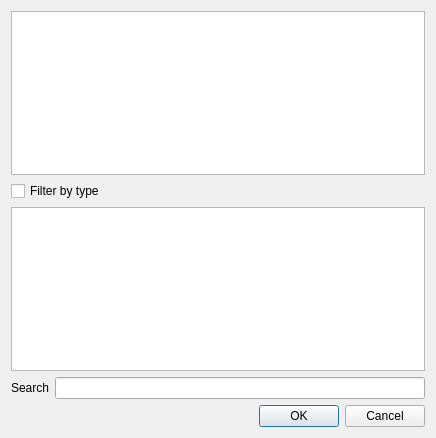
The window that src/Gui/DlgPropertyLink.ui (berndhahnebach/All_FreeCAD) describes before a commit, drawn with Qt 5.
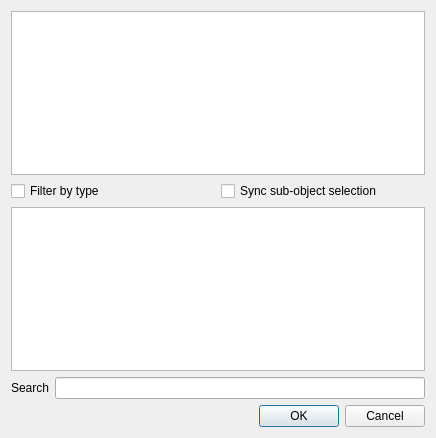
The same window after the commit. Custom widgets are drawn as their Qt base class.

Commit message:
Gui: add more options to DlgPropertyLink
Support user editable sub-element column.
(Dis)allow sync sub-object 3D view selection.

The edit to the form file:
```diff
--- a/src/Gui/DlgPropertyLink.ui
+++ b/src/Gui/DlgPropertyLink.ui
@@ -85,11 +85,25 @@
     </widget>
    </item>
    <item row="1" column="0">
-    <widget class="QCheckBox" name="checkObjectType">
-     <property name="text">
-      <string>Filter by type</string>
-     </property>
-    </widget>
+    <layout class="QHBoxLayout" name="horizontalLayout_2">
+     <item>
+      <widget class="QCheckBox" name="checkObjectType">
+       <property name="text">
+        <string>Filter by type</string>
+       </property>
+      </widget>
+     </item>
+     <item>
+      <widget class="QCheckBox" name="checkSubObject">
+       <property name="toolTip">
+        <string>If enabled, then 3D view selection will be syncrhonize with full object hierarchy.</string>
+       </property>
+       <property name="text">
+        <string>Sync sub-object selection</string>
+       </property>
+      </widget>
+     </item>
+    </layout>
    </item>
   </layout>
  </widget>
```
Left out of the diff: 55 changed lines with no effect on the pictures. The commit also changes 1 other file.
